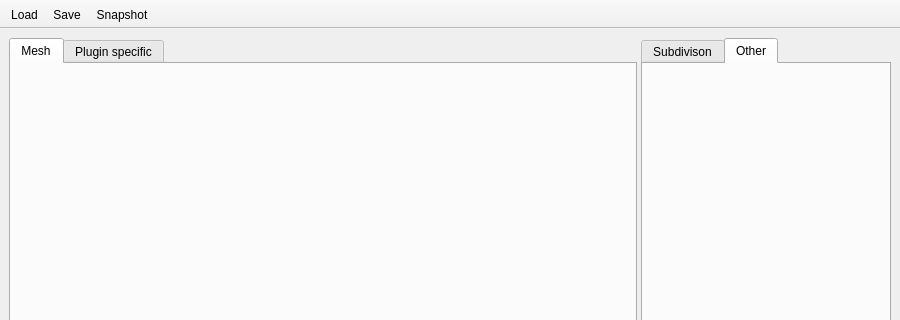
Old version of the form SubVis/app/view/mainwindow.ui in the repository sikessle/subvis; both pictures show x 0 to 900 and y 0 to 320 of the 900 by 700 pixel window.
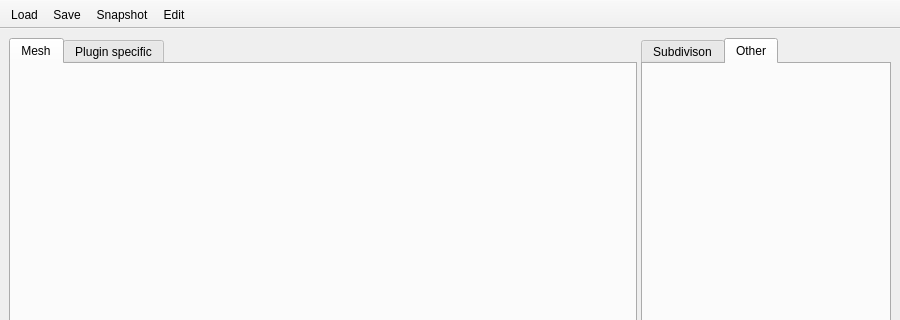
New version of the form. Icons and pictures are not drawn. Custom widgets are drawn as their Qt base class.

Commit message: added edit-mode button (plus icon)

Patch:
```diff
--- a/SubVis/app/view/mainwindow.ui
+++ b/SubVis/app/view/mainwindow.ui
@@ -116,6 +116,7 @@
    <addaction name="action_load"/>
    <addaction name="action_save"/>
    <addaction name="action_snapshot"/>
+   <addaction name="action_edit"/>
   </widget>
   <widget class="QStatusBar" name="statusbar"/>
   <action name="action_load">
@@ -157,6 +158,17 @@
     <string>Ctrl+M</string>
    </property>
   </action>
+  <action name="action_edit">
+   <property name="icon">
+    <iconset theme="list-add"/>
+   </property>
+   <property name="text">
+    <string>Edit</string>
+   </property>
+   <property name="shortcut">
+    <string>Ctrl+E</string>
+   </property>
+  </action>
  </widget>
  <customwidgets>
   <customwidget>
```
